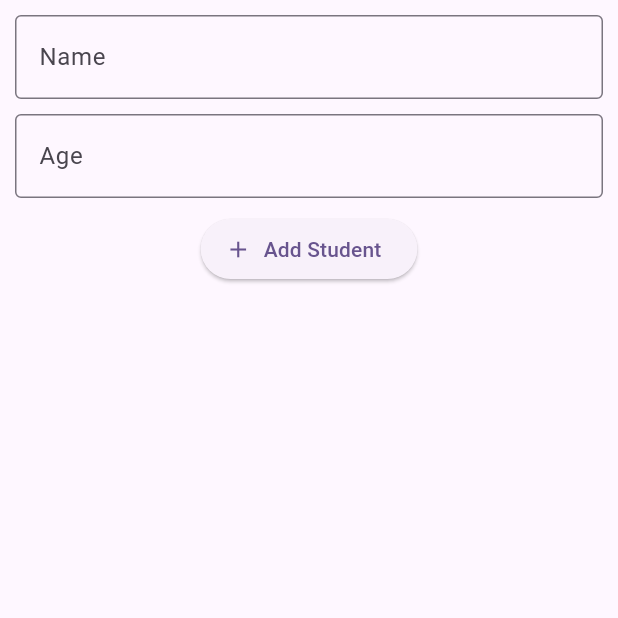
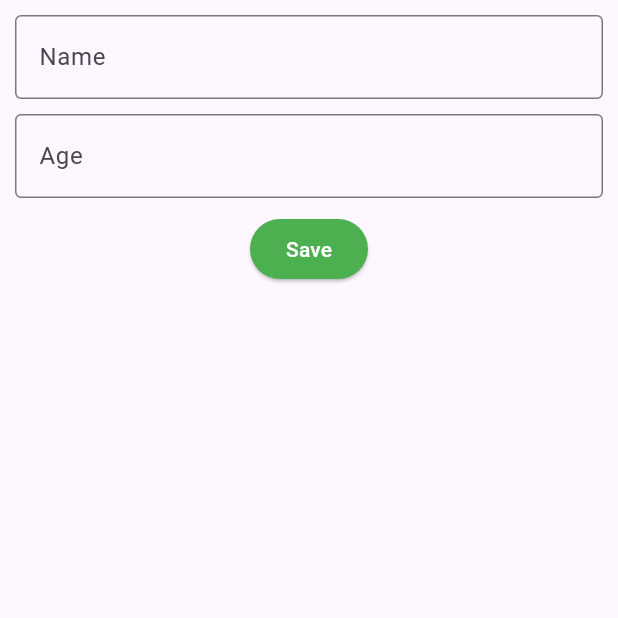
Before and after one commit to SruthiBalasubramanian23/sqflite_database, a Flutter app: the screen it shows after launch, on a phone screen of 412 x 824 dp, the top half of it. Run offline on Flutter 3.47's test engine with Material 3 defaults, Android fonts, the phone set to English and light mode, and no system bars; our stand-ins replace sqflite; accounts and stored records are empty.

Commit message:
code refactoring

```diff
--- a/lib/screens/home_page.dart
+++ b/lib/screens/home_page.dart
@@ -1,22 +1,78 @@
 import 'package:flutter/material.dart';
 import 'package:sqflite_example/functions/db_functions.dart';
+import 'package:sqflite_example/model/data_model.dart';
 import 'package:sqflite_example/screens/widgets/add_student_widget.dart';
 import 'package:sqflite_example/screens/widgets/list_student_widget.dart';
 
-class HomeScreen extends StatelessWidget {
+class HomeScreen extends StatefulWidget {
   const HomeScreen({super.key});
 
   @override
+  State<HomeScreen> createState() => _HomeScreenState();
+}
+
+SaveButtonMode saveButtonMode = SaveButtonMode.save;
+int? indexToUpdate;
+
+class _HomeScreenState extends State<HomeScreen> {
+  late final TextEditingController nameController;
+  late final TextEditingController ageController;
+  late final FocusNode nameFocusNode;
+  late final FocusNode ageFocusNode;
+
+  final ValueNotifier<SaveButtonMode> saveButtonMode =
+      ValueNotifier(SaveButtonMode.save);
+
+  final ValueNotifier<int?> indexToUpdate = ValueNotifier(null);
+
+  @override
+  void initState() {
+    nameController = TextEditingController();
+    ageController = TextEditingController();
+    nameFocusNode = FocusNode();
+    ageFocusNode = FocusNode();
+    getAllStudents();
+    super.initState();
+  }
+
+  @override
+  void dispose() {
+    nameController.dispose();
+    ageController.dispose();
+    nameFocusNode.dispose();
+    ageFocusNode.dispose();
+
+    super.dispose();
+  }
+
+  void bringPersonToUpdate(StudentModel studentModel, int index) async {
+    nameController.text = studentModel.name;
+    ageController.text = studentModel.age.toString();
+    indexToUpdate.value = studentModel.id;
+    saveButtonMode.value = SaveButtonMode.edit;
+  }
+
+  @override
   Widget build(BuildContext context) {
-    getAllStudents();
     return Scaffold(
       body: SafeArea(
           child: Column(
         children: [
-          AddStudentWidget(),
-          const Expanded(child: ListStudentWidget()),
+          AddStudentWidget(
+              nameController: nameController,
+              ageController: ageController,
+              nameFocusNode: nameFocusNode,
+              ageFocusNode: ageFocusNode,
+              saveButtonMode: saveButtonMode,
+              indexToUpdate: indexToUpdate),
+          Expanded(
+              child: ListStudentWidget(
+            callback: bringPersonToUpdate,
+          )),
         ],
       )),
     );
   }
 }
+
+enum SaveButtonMode { save, edit }
--- a/lib/screens/widgets/add_student_widget.dart
+++ b/lib/screens/widgets/add_student_widget.dart
@@ -3,12 +3,41 @@ import 'dart:developer';
 import 'package:flutter/material.dart';
 import 'package:sqflite_example/functions/db_functions.dart';
 import 'package:sqflite_example/model/data_model.dart';
+import 'package:sqflite_example/screens/home_page.dart';
 
-class AddStudentWidget extends StatelessWidget {
-  AddStudentWidget({super.key});
+class AddStudentWidget extends StatefulWidget {
+  final TextEditingController nameController;
+  final TextEditingController ageController;
+  final FocusNode nameFocusNode;
+  final FocusNode ageFocusNode;
+  final ValueNotifier<SaveButtonMode> saveButtonMode;
+  final ValueNotifier<int?> indexToUpdate;
+  const AddStudentWidget(
+      {super.key,
+      required this.nameController,
+      required this.ageController,
+      required this.nameFocusNode,
+      required this.ageFocusNode,
+      required this.saveButtonMode,
+      required this.indexToUpdate});
 
-  final _nameController = TextEditingController();
-  final _ageController = TextEditingController();
+  @override
+  State<AddStudentWidget> createState() => _AddStudentWidgetState();
+}
+
+class _AddStudentWidgetState extends State<AddStudentWidget> {
+  void _unFocusAllFocusNode() {
+    widget.nameFocusNode.unfocus();
+    widget.ageFocusNode.unfocus();
+  }
+
+  void _showSnackbar(BuildContext context, String message) {
+    ScaffoldMessenger.of(context).showSnackBar(SnackBar(
+      content: Text(message),
+      backgroundColor: Colors.red,
+      behavior: SnackBarBehavior.floating,
+    ));
+  }
 
   @override
   Widget build(BuildContext context) {
@@ -17,7 +46,8 @@ class AddStudentWidget extends StatelessWidget {
       child: Column(
         children: [
           TextFormField(
-            controller: _nameController,
+            controller: widget.nameController,
+            focusNode: widget.nameFocusNode,
             decoration: const InputDecoration(
                 border: OutlineInputBorder(), hintText: 'Name'),
           ),
@@ -25,38 +55,51 @@ class AddStudentWidget extends StatelessWidget {
             height: 10,
           ),
           TextFormField(
-            controller: _ageController,
+            controller: widget.ageController,
+            focusNode: widget.ageFocusNode,
             decoration: const InputDecoration(
                 border: OutlineInputBorder(), hintText: 'Age'),
           ),
           const SizedBox(
             height: 10,
           ),
-          ElevatedButton.icon(
-            onPressed: () {
+          ValueListenableBuilder<SaveButtonMode>(
+            valueListenable: widget.saveButtonMode,
+            builder: (context, mode, _) {
+              return ElevatedButton(
+                  onPressed: () async{
+                    final name = widget.nameController.text.trim();
+                    final ageText = widget.ageController.text.trim();
 
-              onAddStudentButtonClicked();
-               },
-            label: const Text('Add Student'),
-            icon: const Icon(Icons.add),
+                    if (name.isEmpty || ageText.isEmpty) {
+                      _showSnackbar(context, "Please enter all details");
+                      return;
+                    }
+
+                    final student = StudentModel(name: name, age: ageText);
+                    if (mode == SaveButtonMode.save) {
+                     await  addStudent(student);
+                    } else {
+                      updateStudent(widget.indexToUpdate.value!,student);
+                      widget.saveButtonMode.value = SaveButtonMode.save;
+                      widget.indexToUpdate.value = null;
+                    }
+
+                    widget.nameController.clear();
+                    widget.ageController.clear();
+
+                    _unFocusAllFocusNode();
+                  },
+                  style: ElevatedButton.styleFrom(
+                      backgroundColor: mode == SaveButtonMode.save
+                          ? Colors.green
+                          : Colors.blue,
+                      foregroundColor: Colors.white),
+                  child: Text(mode == SaveButtonMode.save ? "Save" : "Update"));
+            },
           )
         ],
       ),
     );
   }
-
-  Future<void> onAddStudentButtonClicked() async {
-    final name = _nameController.text.trim();
-    final age = _ageController.text.trim();
-    if (name.isEmpty || age.isEmpty) {
-      return;
-    }
-    log("$name,$age");
-
-    final student = StudentModel(name: name, age: age);
-    addStudent(student);
-
-    _nameController.clear();
-    _ageController.clear();
-  }
 }
```
Also changed, not shown: lib/functions/db_functions.dart (+8 -5 lines), lib/screens/widgets/list_student_widget.dart (+4 -50 lines).
